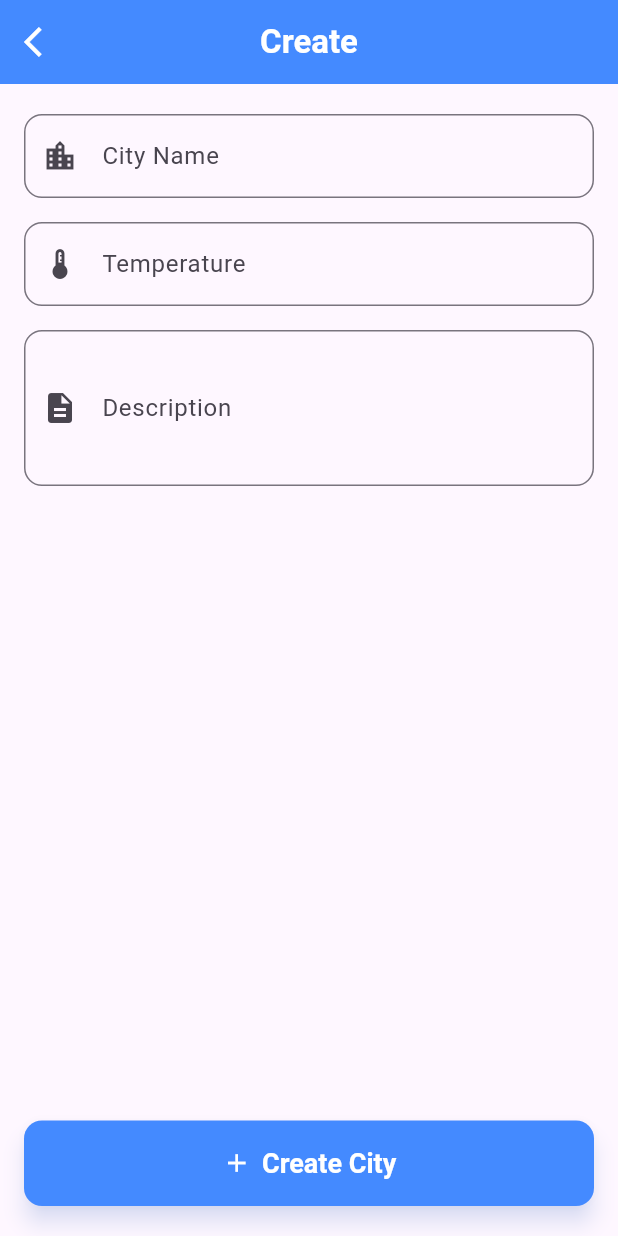
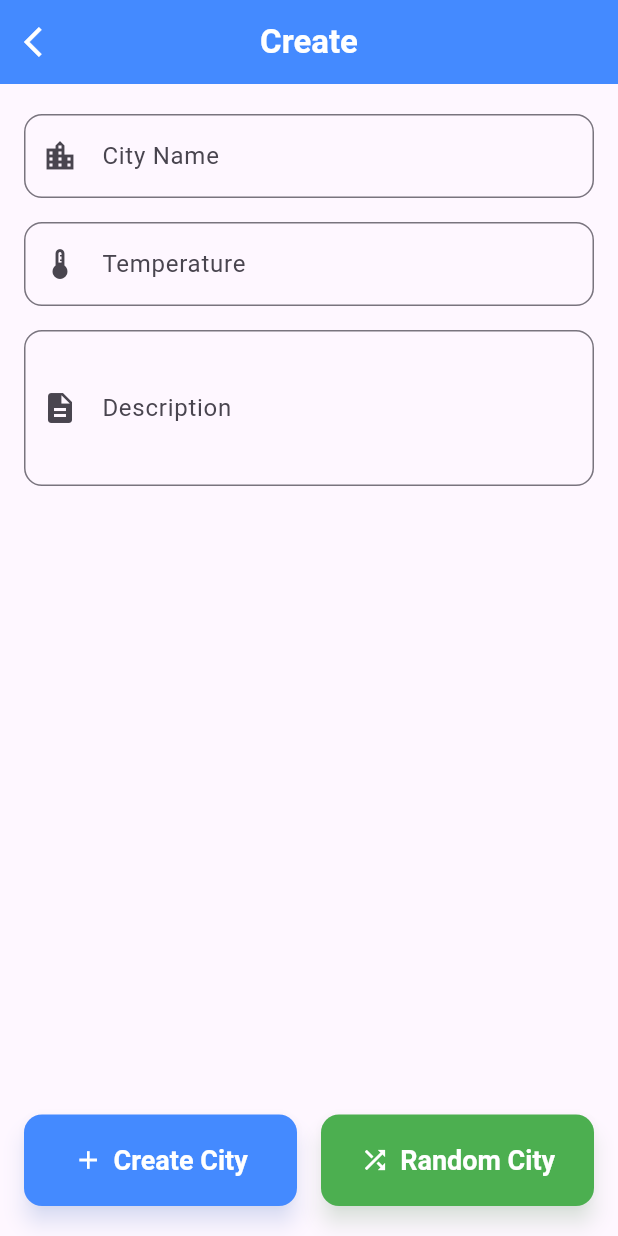
Before and after one commit to joaoconstancio1/city, a Flutter app: the EditOrCreatePage screen opened by its route, on a phone screen of 412 x 824 dp. Run offline on Flutter 3.47's test engine with Material 3 defaults, Android fonts, the phone set to English and light mode, and no system bars; our stand-ins replace dio, either_dart, equatable, flutter_bloc, flutter_modular, flutter_spinkit; network calls fail.

Commit message:
Refactor city creation logic in HomeDatasource; enhance EditOrCreatePage UI with improved button layout and styling

```diff
--- a/lib/features/home/data/datasources/home_datasource.dart
+++ b/lib/features/home/data/datasources/home_datasource.dart
@@ -82,13 +82,16 @@ class HomeDatasourceImpl implements HomeDatasource {
     String? description,
   }) async {
     try {
-      await client.post('${F.baseUrl}/city/', data: {
-        'city': cityName,
-        'temperature': temperature,
-        'description': description,
-      });
+      final Map<String, String> data = {};
+
+      if (cityName != null) data['city'] = cityName;
+      if (temperature != null) data['temperature'] = temperature;
+      if (description != null) data['description'] = description;
+
+      await client.post('${F.baseUrl}/city/',
+          data: data.isNotEmpty ? data : null);
     } catch (e) {
-      throw Exception('Error updating city: $e');
+      throw Exception('Error creating city: $e');
     }
   }
 }
--- a/lib/features/home/presentation/pages/edit_or_createpage.dart
+++ b/lib/features/home/presentation/pages/edit_or_createpage.dart
@@ -84,7 +84,11 @@ class _EditOrCreatePageState extends State<EditOrCreatePage> {
                 maxLines: 3,
               ),
               const Spacer(),
-              ElevatedButton.icon(
+              Row(
+                mainAxisAlignment: MainAxisAlignment.spaceBetween,
+                children: [
+                  Expanded(
+                    child: ElevatedButton.icon(
                       onPressed: () async {
                         if (_formKey.currentState!.validate()) {
                           if (isEditing) {
@@ -112,8 +116,7 @@ class _EditOrCreatePageState extends State<EditOrCreatePage> {
                         ),
                       ),
                       style: ElevatedButton.styleFrom(
-                  padding:
-                      const EdgeInsets.symmetric(vertical: 18, horizontal: 24),
+                        padding: const EdgeInsets.symmetric(vertical: 20),
                         shape: RoundedRectangleBorder(
                           borderRadius: BorderRadius.circular(12),
                         ),
@@ -123,6 +126,34 @@ class _EditOrCreatePageState extends State<EditOrCreatePage> {
                         textStyle: const TextStyle(fontSize: 18),
                         shadowColor: Colors.blueAccent.withOpacity(0.3),
                       ),
+                    ),
+                  ),
+                  const SizedBox(width: 16),
+                  Expanded(
+                    child: ElevatedButton.icon(
+                      onPressed: () async {
+                        await homePageCubit.createCity();
+                        Modular.to.pop(true);
+                      },
+                      icon: const Icon(Icons.shuffle, size: 20),
+                      label: const Text(
+                        'Random City',
+                        style: TextStyle(fontWeight: FontWeight.bold),
+                      ),
+                      style: ElevatedButton.styleFrom(
+                        padding: const EdgeInsets.symmetric(vertical: 20),
+                        shape: RoundedRectangleBorder(
+                          borderRadius: BorderRadius.circular(12),
+                        ),
+                        backgroundColor: Colors.green,
+                        foregroundColor: Colors.white,
+                        elevation: 6,
+                        textStyle: const TextStyle(fontSize: 18),
+                        shadowColor: Colors.green.withOpacity(0.3),
+                      ),
+                    ),
+                  ),
+                ],
               ),
             ],
           ),
```
Lines whose indentation alone changed are shown as unchanged.
